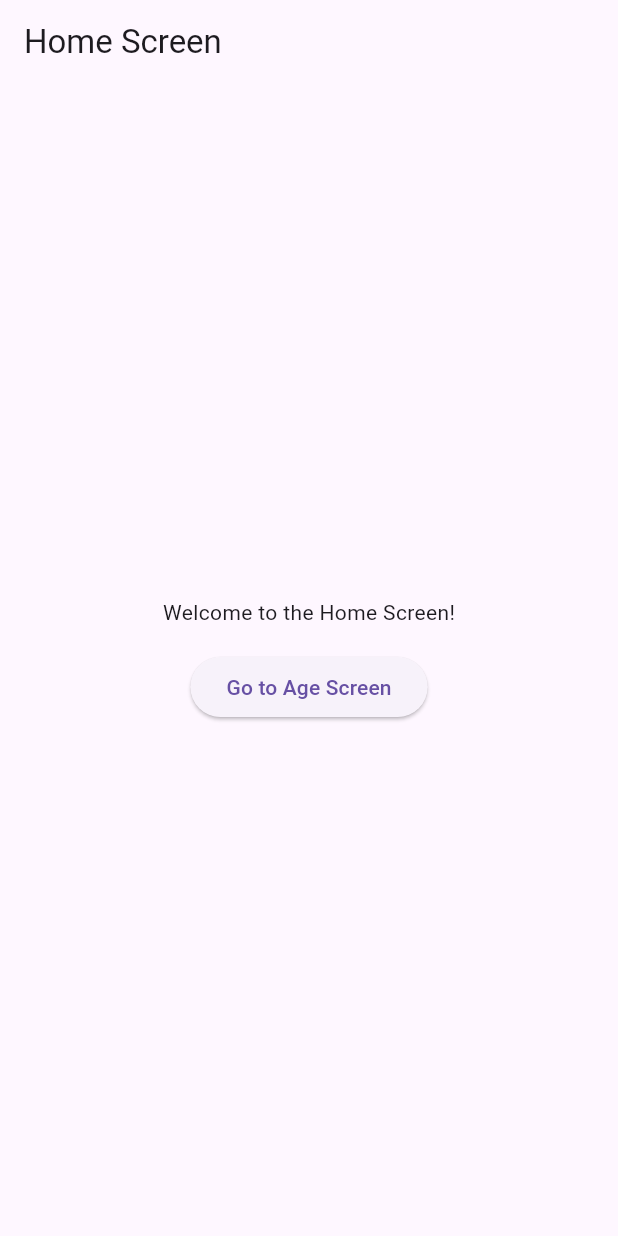
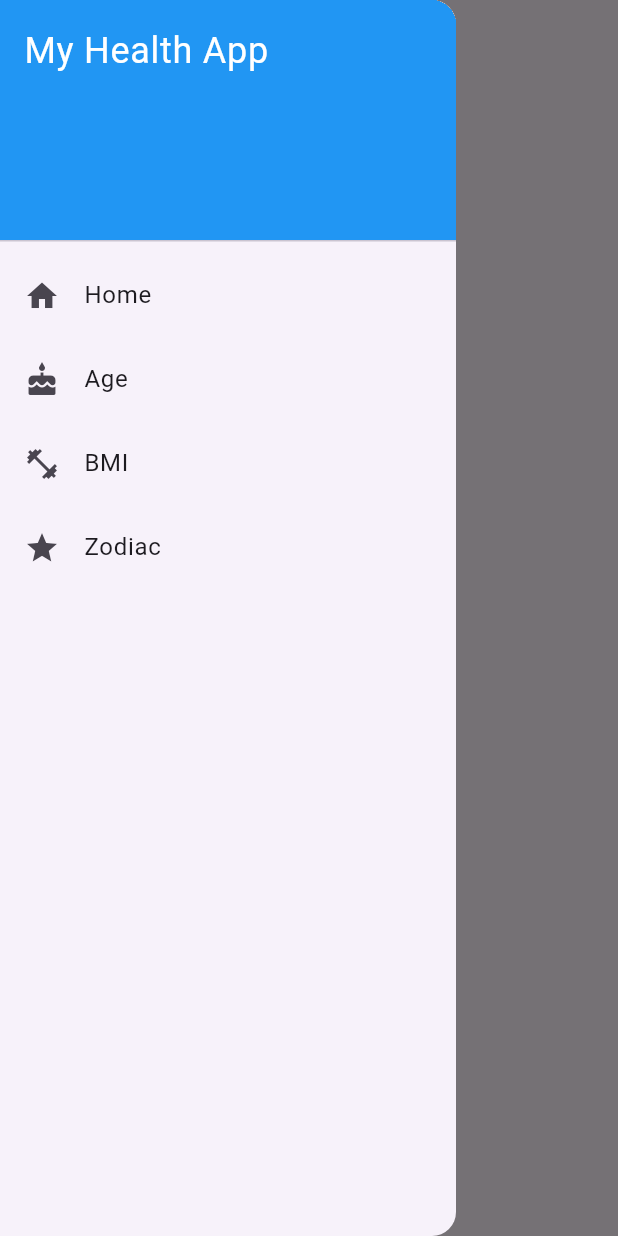
Before and after one commit to EduardoArismendy/my_health_app, a Flutter app: the screen it shows after launch, with the side drawer open (before the commit the screen has no drawer), on a phone screen of 412 x 824 dp. Run offline on Flutter 3.47's test engine with Material 3 defaults, Android fonts, the phone set to English and light mode, and no system bars; our stand-ins replace go_router.

Commit message:
add: menu 2

```diff
--- a/lib/main.dart
+++ b/lib/main.dart
@@ -4,6 +4,7 @@ import 'package:my_health_app/src/feature/screens/bmi_screen.dart';
 import 'package:my_health_app/src/routes/my_health_app_router.dart';
 
 void main() {
+  WidgetsFlutterBinding.ensureInitialized();
   runApp(const MainApp());
 }
 
--- a/lib/src/feature/screens/age_screen.dart
+++ b/lib/src/feature/screens/age_screen.dart
@@ -1,10 +1,12 @@
 import 'package:flutter/material.dart';
 import 'package:go_router/go_router.dart';
+import 'package:my_health_app/src/feature/widgets/my_health_app_drawer.dart';
 
 class AgeScreen extends StatelessWidget {
   @override
   Widget build(BuildContext context) {
     return Scaffold(
+      drawer: MyHealthAppDrawer(),
       appBar: AppBar(title: Text('Age Screen')),
       body: Center(
         child: Column(
--- a/lib/src/feature/screens/bmi_screen.dart
+++ b/lib/src/feature/screens/bmi_screen.dart
@@ -1,9 +1,11 @@
 import 'package:flutter/material.dart';
+import 'package:my_health_app/src/feature/widgets/my_health_app_drawer.dart';
 
 class BmiScreen extends StatelessWidget {
   @override
   Widget build(BuildContext context) {
     return Scaffold(
+      drawer: MyHealthAppDrawer(),
       appBar: AppBar(title: Text('BMI Calculator')),
       body: Center(
         child: Column(
--- a/lib/src/feature/screens/home_screen.dart
+++ b/lib/src/feature/screens/home_screen.dart
@@ -1,10 +1,12 @@
 import 'package:flutter/material.dart';
 import 'package:go_router/go_router.dart';
+import 'package:my_health_app/src/feature/widgets/my_health_app_drawer.dart';
 
 class HomeScreen extends StatelessWidget {
   @override
   Widget build(BuildContext context) {
     return Scaffold(
+      drawer: MyHealthAppDrawer(),
       appBar: AppBar(title: Text('Home Screen')),
       body: Center(
         child: Column(
--- a/lib/src/feature/screens/zodiac_screen.dart
+++ b/lib/src/feature/screens/zodiac_screen.dart
@@ -1,9 +1,11 @@
 import 'package:flutter/material.dart';
+import 'package:my_health_app/src/feature/widgets/my_health_app_drawer.dart';
 
 class ZodiacScreen extends StatelessWidget {
   @override
   Widget build(BuildContext context) {
     return Scaffold(
+      drawer: MyHealthAppDrawer(),
       appBar: AppBar(title: Text('Zodiac Signs')),
       body: Center(child: Text('Welcome to the Zodiac Screen!')),
     );
--- /dev/null
+++ b/lib/src/feature/widgets/my_health_app_drawer.dart
@@ -0,0 +1,50 @@
+import 'package:flutter/material.dart';
+import 'package:go_router/go_router.dart';
+
+class MyHealthAppDrawer extends StatelessWidget {
+  @override
+  Widget build(BuildContext context) {
+    return Drawer(
+      child: ListView(
+        padding: EdgeInsets.zero,
+        children: <Widget>[
+          DrawerHeader(
+            decoration: BoxDecoration(color: Colors.blue),
+            child: Text(
+              'My Health App',
+              style: TextStyle(color: Colors.white, fontSize: 24),
+            ),
+          ),
+          ListTile(
+            leading: Icon(Icons.home),
+            title: Text('Home'),
+            onTap: () {
+              context.go('/');
+            },
+          ),
+          ListTile(
+            leading: Icon(Icons.cake),
+            title: Text('Age'),
+            onTap: () {
+              context.go('/age');
+            },
+          ),
+          ListTile(
+            leading: Icon(Icons.fitness_center),
+            title: Text('BMI'),
+            onTap: () {
+              context.go('/bmi');
+            },
+          ),
+          ListTile(
+            leading: Icon(Icons.star),
+            title: Text('Zodiac'),
+            onTap: () {
+              context.go('/zodiac');
+            },
+          ),
+        ],
+      ),
+    );
+  }
+}
--- a/lib/src/routes/my_health_app_router.dart
+++ b/lib/src/routes/my_health_app_router.dart
@@ -6,7 +6,7 @@ import 'package:my_health_app/src/feature/screens/zodiac_screen.dart';
 
 class MyHealthAppRouter {
   // Router implementation goes here
-  static GoRouter router = GoRouter(
+  static final GoRouter router = GoRouter(
     routes: [
       // Define your routes here
       GoRoute(path: '/', builder: (context, state) => HomeScreen()),
```
